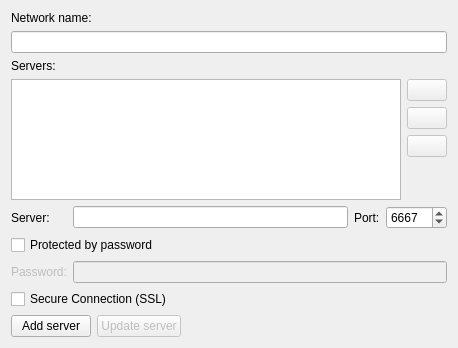
Before: the Qt Designer form protocols/irc/src/ui/addaccountform.ui in euroelessar/qutim, drawn with Qt 5.
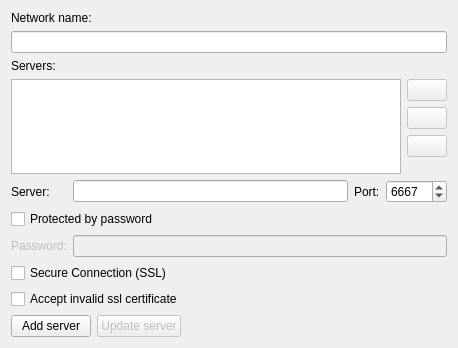
After: the same form once the commit is applied.

Commit message: Add settings for ignore ssl certificate in irc

```diff
--- a/protocols/irc/src/ui/addaccountform.ui
+++ b/protocols/irc/src/ui/addaccountform.ui
@@ -148,6 +148,13 @@
            </property>
           </widget>
          </item>
+         <item row="4" column="0" colspan="4">
+          <widget class="QCheckBox" name="sslCertBox">
+           <property name="text">
+            <string>Accept invalid ssl certificate</string>
+           </property>
+          </widget>
+         </item>
          <item row="3" column="0" colspan="4">
           <widget class="QCheckBox" name="sslBox">
            <property name="text">
```
The commit also changes 3 other files.
